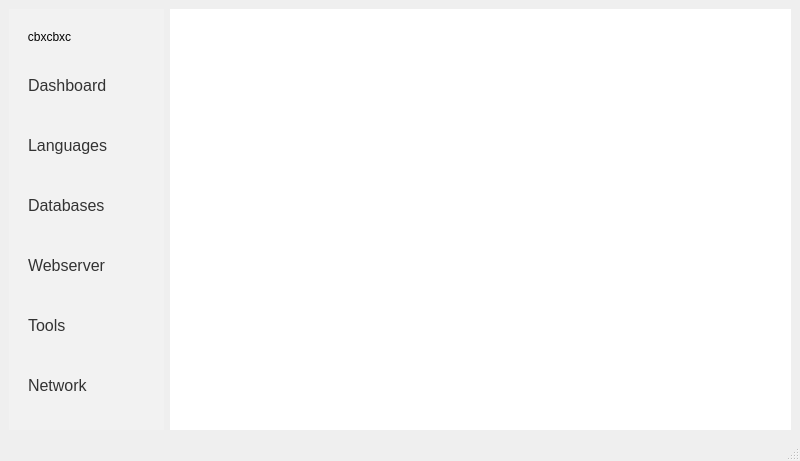
First picture: the form in ui/forms/main_window.ui, repository Newt-Louis/literate-barnacle, before the edit.
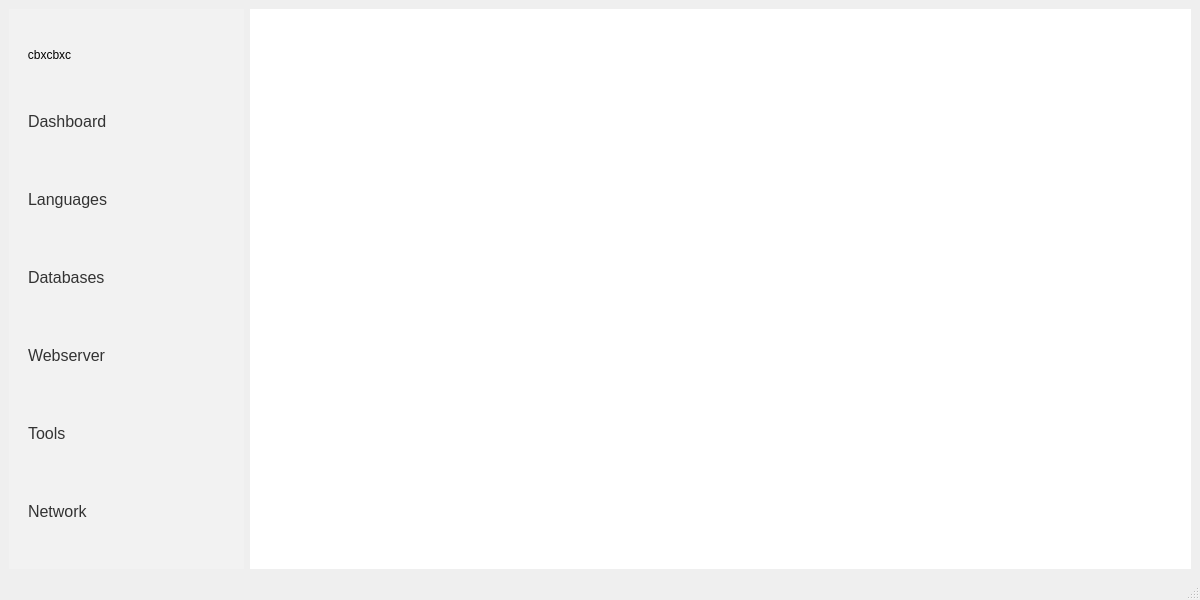
Second picture: the form after the edit. Icons and pictures are not drawn.

Commit message: resize default main_window.ui

Diff of the .ui file:
```diff
--- a/ui/forms/main_window.ui
+++ b/ui/forms/main_window.ui
@@ -6,8 +6,8 @@
    <rect>
     <x>0</x>
     <y>0</y>
-    <width>800</width>
-    <height>461</height>
+    <width>1200</width>
+    <height>600</height>
    </rect>
   </property>
   <property name="windowTitle">
```
Left out of the diff: 2 changed lines with no effect on the pictures. The commit also changes 1 other file.
